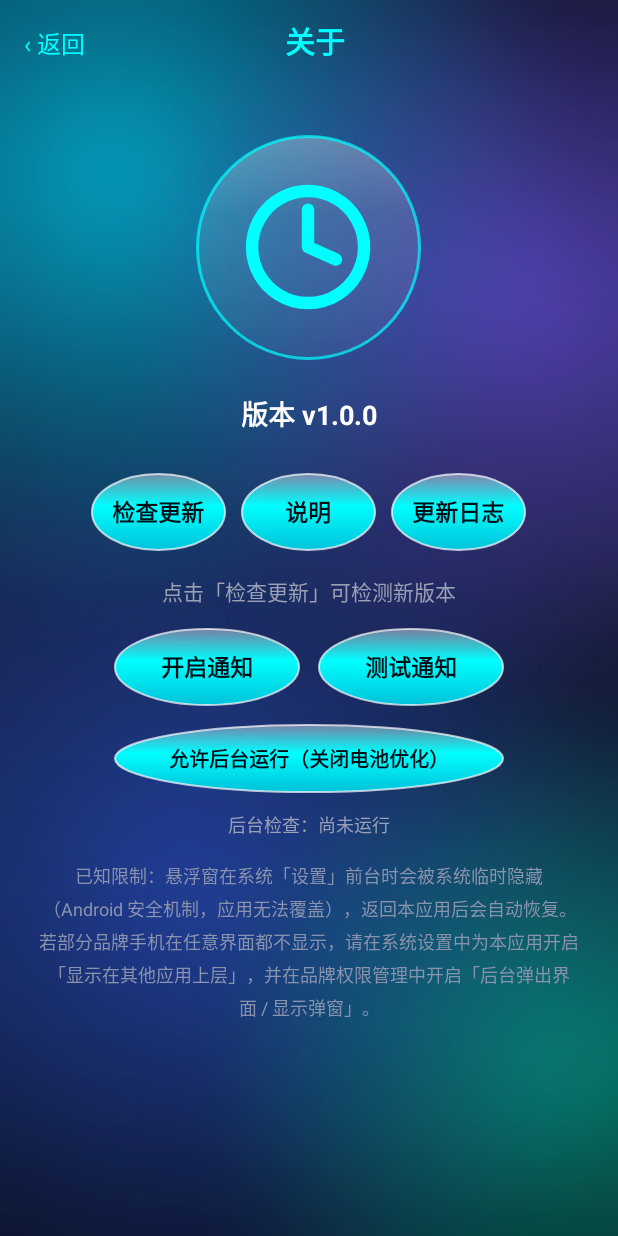
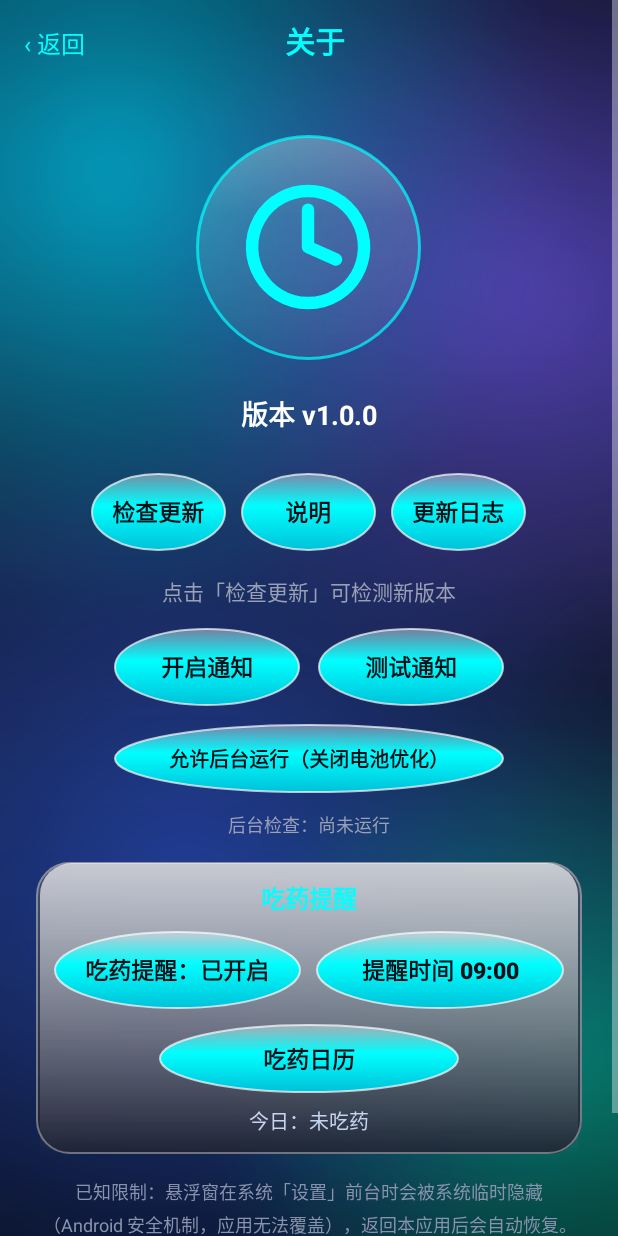
Before and after one commit to baigao110/countdown-android, an Android app: the layout activity_about.xml on its own in the app's theme, with its tools: preview values and no code run, on a phone screen of 412 x 824 dp. Run offline under Robolectric (Android 15) with nearby library versions, the light colour scheme and no system bars.

Commit message:
同步安卓版源码：app/src/main/res/layout/activity_about.xml

```diff
--- a/app/src/main/res/layout/activity_about.xml
+++ b/app/src/main/res/layout/activity_about.xml
@@ -38,12 +38,18 @@
     </LinearLayout>
 
     <!-- 主体：中间靠上的放大图标 + 版本号 + 更新按钮 -->
+    <ScrollView
+        android:layout_width="match_parent"
+        android:layout_height="match_parent"
+        android:fillViewport="true">
+
     <LinearLayout
         android:layout_width="match_parent"
-        android:layout_height="match_parent"
+        android:layout_height="wrap_content"
         android:orientation="vertical"
         android:gravity="center_horizontal"
         android:paddingTop="90dp"
+        android:paddingBottom="24dp"
         android:paddingStart="24dp"
         android:paddingEnd="24dp">
 
@@ -174,6 +180,78 @@
             android:textSize="12sp"
             android:text="后台检查：尚未运行" />
 
+        <!-- 吃药提醒：开关 / 提醒时间 / 吃药日历 -->
+        <LinearLayout
+            android:layout_width="match_parent"
+            android:layout_height="wrap_content"
+            android:layout_marginTop="16dp"
+            android:orientation="vertical"
+            android:background="@drawable/glass_card_strong"
+            android:padding="12dp">
+
+            <TextView
+                android:layout_width="match_parent"
+                android:layout_height="wrap_content"
+                android:gravity="center"
+                android:text="吃药提醒"
+                android:textColor="#00FFFF"
+                android:textSize="16sp"
+                android:textStyle="bold" />
+
+            <LinearLayout
+                android:layout_width="match_parent"
+                android:layout_height="52dp"
+                android:layout_marginTop="10dp"
+                android:orientation="horizontal">
+
+                <Button
+                    android:id="@+id/medToggleBtn"
+                    android:layout_width="0dp"
+                    android:layout_height="match_parent"
+                    android:layout_weight="1"
+                    android:text="吃药提醒：已开启"
+                    android:textSize="15sp"
+                    android:textStyle="bold"
+                    android:textColor="#001018"
+                    android:background="@drawable/circle_btn" />
+
+                <Button
+                    android:id="@+id/medTimeBtn"
+                    android:layout_width="0dp"
+                    android:layout_height="match_parent"
+                    android:layout_weight="1"
+                    android:layout_marginStart="10dp"
+                    android:text="提醒时间 09:00"
+                    android:textSize="15sp"
+                    android:textStyle="bold"
+                    android:textColor="#001018"
+                    android:background="@drawable/circle_btn" />
+            </LinearLayout>
+
+            <Button
+                android:id="@+id/medCalendarBtn"
+                android:layout_width="200dp"
+                android:layout_height="46dp"
+                android:layout_gravity="center_horizontal"
+                android:layout_marginTop="10dp"
+                android:text="吃药日历"
+                android:textSize="15sp"
+                android:textStyle="bold"
+                android:textColor="#001018"
+                android:background="@drawable/circle_btn" />
+
+            <TextView
+                android:id="@+id/medStateTv"
+                android:layout_width="match_parent"
+                android:layout_height="wrap_content"
+                android:layout_marginTop="8dp"
+                android:gravity="center"
+                android:lineSpacingExtra="3dp"
+                android:textColor="#FFC6D5EF"
+                android:textSize="13sp"
+                android:text="今日：未吃药" />
+        </LinearLayout>
+
         <TextView
             android:layout_width="match_parent"
             android:layout_height="wrap_content"
@@ -186,4 +264,6 @@
 
     </LinearLayout>
 
+    </ScrollView>
+
 </FrameLayout>
```
